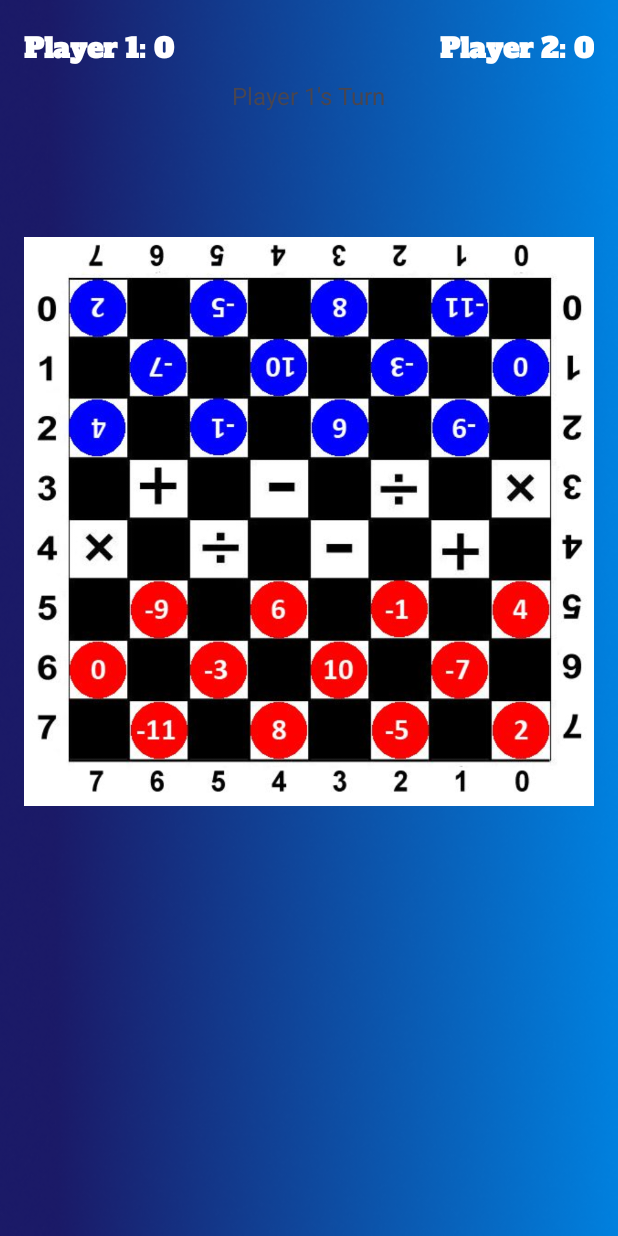
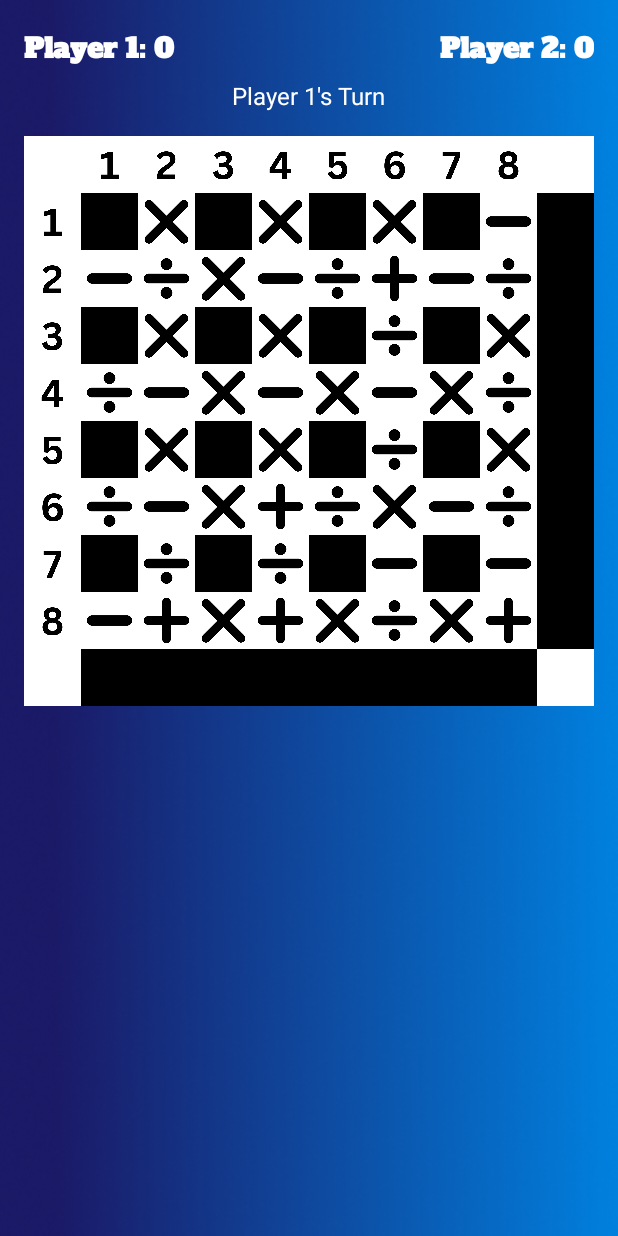
Before and after one commit to beelittlehoney/Damath_Application, an Android app: the MainActivity screen opened directly, with no data from a screen before it, on a phone screen of 412 x 824 dp. Run offline under Robolectric (Android 15) with nearby library versions, the phone set to English and light mode, and no system bars.

Commit message:
Semi-Complete Game Board

```diff
--- a/app/src/main/java/com/example/damathapplication/MainActivity.java
+++ b/app/src/main/java/com/example/damathapplication/MainActivity.java
@@ -1,41 +1,133 @@
 package com.example.damathapplication;
 
-import android.content.Intent;
 import android.os.Bundle;
+import android.util.DisplayMetrics;
+import android.util.TypedValue;
+import android.widget.GridLayout;
+import android.widget.ImageView;
 import android.widget.TextView;
-
-import androidx.activity.EdgeToEdge;
 import androidx.appcompat.app.AppCompatActivity;
-import androidx.core.graphics.Insets;
-import androidx.core.view.ViewCompat;
-import androidx.core.view.WindowInsetsCompat;
+import java.util.Random;
 
 public class MainActivity extends AppCompatActivity {
     private TextView player1ScoreTextView;
     private TextView player2ScoreTextView;
     private TextView turnIndicatorTextView;
+    private GridLayout gridBoard;
 
-    private String player1Username;
-    private String player2Username;
+    // Array of number tile resource IDs (tile_number_1 to tile_number_8)
+    private final int[] numberTiles = {
+            R.drawable.tile_number_1,
+            R.drawable.tile_number_2,
+            R.drawable.tile_number_3,
+            R.drawable.tile_number_4,
+            R.drawable.tile_number_5,
+            R.drawable.tile_number_6,
+            R.drawable.tile_number_7,
+            R.drawable.tile_number_8
+    };
+
+    // Array of operator tile resource IDs
+    private final int[] operatorTiles = {
+            R.drawable.tile_add,
+            R.drawable.tile_minus,
+            R.drawable.tile_multiply,
+            R.drawable.tile_divide
+    };
 
     @Override
     protected void onCreate(Bundle savedInstanceState) {
         super.onCreate(savedInstanceState);
         setContentView(R.layout.activity_main);
+        initializeViews();
+        setupPlayerInfo();
+        setupGameBoard();
+    }
 
-        player1Username = "Player 1";
-        player2Username = "Player 2";
-
-        // Initialize TextViews
+    private void initializeViews() {
         player1ScoreTextView = findViewById(R.id.player1Score);
         player2ScoreTextView = findViewById(R.id.player2Score);
         turnIndicatorTextView = findViewById(R.id.turnIndicator);
+        gridBoard = findViewById(R.id.gridBoard);
+    }
 
-        // Set usernames in the UI
-        player1ScoreTextView.setText(player1Username + ": 0");
-        player2ScoreTextView.setText(player2Username + ": 0");
-        turnIndicatorTextView.setText(player1Username + "'s Turn");
+    private void setupPlayerInfo() {
+        player1ScoreTextView.setText("Player 1: 0");
+        player2ScoreTextView.setText("Player 2: 0");
+        turnIndicatorTextView.setText("Player 1's Turn");
+    }
 
-        // Continue with the rest of your game initialization...
+    private void setupGameBoard() {
+        // Calculate tile size based on screen width
+        DisplayMetrics displayMetrics = getResources().getDisplayMetrics();
+        int screenWidth = displayMetrics.widthPixels;
+        int totalMarginPx = (int) TypedValue.applyDimension(
+                TypedValue.COMPLEX_UNIT_DIP, 32, displayMetrics); // 16dp start + 16dp end
+        int tileSizePx = (screenWidth - totalMarginPx) / 10;
+
+        // Clear any existing views in the grid
+        gridBoard.removeAllViews();
+
+        // Initialize random generator for operator tiles
+        Random random = new Random();
+        int[][] operatorIndices = new int[8][8]; // To store operator indices for adjacency check
+
+        for (int row = 0; row < 10; row++) {
+            for (int col = 0; col < 10; col++) {
+                ImageView tile = new ImageView(this);
+                GridLayout.LayoutParams params = new GridLayout.LayoutParams();
+                params.width = tileSizePx;
+                params.height = tileSizePx;
+                tile.setLayoutParams(params);
+                tile.setScaleType(ImageView.ScaleType.FIT_CENTER);
+
+                if ((row == 0 && col == 0) || (row == 0 && col == 9) ||
+                        (row == 9 && col == 0) || (row == 9 && col == 9)) {
+                    // Four corners
+                    tile.setImageResource(R.drawable.tile_white);
+                } else if (row == 0 && col > 0 && col < 9) {
+                    // Top number labels
+                    tile.setImageResource(numberTiles[col - 1]);
+                } else if (col == 0 && row > 0 && row < 9) {
+                    // Left number labels
+                    tile.setImageResource(numberTiles[row - 1]);
+                } else if (row >= 1 && row <= 8 && col >= 1 && col <= 8) {
+                    // Game area
+                    int gameRow = row - 1;
+                    int gameCol = col - 1;
+                    if (gameRow % 2 == 0 && gameCol % 2 == 0) {
+                        // Even row and column: black tile
+                        tile.setImageResource(R.drawable.tile_black);
+                    } else {
+                        // Operator tile with no adjacent duplicates
+                        int operatorIndex;
+                        int attempts = 0;
+                        do {
+                            operatorIndex = random.nextInt(operatorTiles.length);
+                            attempts++;
+                        } while (hasAdjacentSameOperator(operatorIndices, gameRow, gameCol, operatorIndex) && attempts < 10);
+                        operatorIndices[gameRow][gameCol] = operatorIndex;
+                        tile.setImageResource(operatorTiles[operatorIndex]);
+                    }
+                } else {
+                    // Remaining positions (if any)
+                    tile.setImageResource(R.drawable.tile_black);
+                }
+
+                gridBoard.addView(tile);
+            }
+        }
+    }
+
+    private boolean hasAdjacentSameOperator(int[][] operatorIndices, int row, int col, int operatorIndex) {
+        // Check left
+        if (col > 0 && operatorIndices[row][col - 1] == operatorIndex) {
+            return true;
+        }
+        // Check up
+        if (row > 0 && operatorIndices[row - 1][col] == operatorIndex) {
+            return true;
+        }
+        return false;
     }
 }
--- a/app/src/main/res/layout/activity_main.xml
+++ b/app/src/main/res/layout/activity_main.xml
@@ -1,11 +1,14 @@
 <?xml version="1.0" encoding="utf-8"?>
-<LinearLayout xmlns:android="http://schemas.android.com/apk/res/android"
-    xmlns:app="http://schemas.android.com/apk/res-auto"
+<ScrollView xmlns:android="http://schemas.android.com/apk/res/android"
+    android:layout_width="match_parent"
+    android:layout_height="match_parent"
+    android:background="@drawable/background_img"
+    android:padding="16dp">
+
+    <LinearLayout
         android:orientation="vertical"
         android:layout_width="match_parent"
-    android:layout_height="match_parent"
-    android:padding="16dp"
-    android:background="@drawable/background_img">
+        android:layout_height="wrap_content">
 
         <!-- Score Display -->
         <LinearLayout
@@ -16,9 +19,8 @@
 
             <TextView
                 android:id="@+id/player1Score"
-            android:layout_width="wrap_content"
+                android:layout_width="0dp"
                 android:layout_height="wrap_content"
-            android:layout_gravity="start"
                 android:layout_weight="1"
                 android:fontFamily="@font/alfa_slab_one"
                 android:text="Player 1: 0"
@@ -29,16 +31,15 @@
 
             <TextView
                 android:id="@+id/player2Score"
-            android:layout_width="wrap_content"
+                android:layout_width="0dp"
                 android:layout_height="wrap_content"
+                android:layout_weight="1"
                 android:fontFamily="@font/alfa_slab_one"
                 android:text="Player 2: 0"
-            android:textSize="18sp"
-            android:textStyle="bold"
                 android:textAlignment="textEnd"
                 android:textColor="@color/white"
-            android:layout_gravity="end"
-            android:layout_weight="1" />
+                android:textSize="18sp"
+                android:textStyle="bold" />
         </LinearLayout>
 
         <!-- Turn Indicator -->
@@ -48,26 +49,20 @@
             android:layout_height="wrap_content"
             android:layout_gravity="center_horizontal"
             android:layout_marginTop="8dp"
-        android:textSize="16sp" />
+            android:textSize="16sp"
+            android:textColor="@color/white"
+            android:text="Player 1's Turn" />
 
         <!-- Game Board -->
         <GridLayout
-        android:id="@+id/gameBoard"
-        android:layout_width="match_parent"
-        android:layout_height="0dp"
-        android:layout_weight="1"
-        android:columnCount="8"
-        android:rowCount="8"
-        android:layout_marginTop="16dp" >
+            android:id="@+id/gridBoard"
+            android:layout_width="wrap_content"
+            android:layout_height="wrap_content"
+            android:layout_gravity="center"
+            android:layout_marginTop="16dp"
+            android:columnCount="10"
+            android:rowCount="10"
+            android:orientation="horizontal" />
 
-        <ImageView
-            android:id="@+id/imageView"
-            android:layout_width="wrap_content"
-            android:layout_height="514dp"
-            android:layout_row="0"
-            android:layout_column="0"
-            app:srcCompat="@drawable/damath_board" />
-    </GridLayout>
-
-    <!-- How to Play Button -->
     </LinearLayout>
+</ScrollView>
```
Lines whose indentation alone changed are shown as unchanged.
